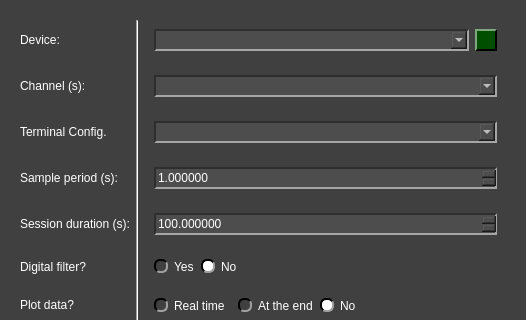
Old version of the form pydaq/uis/PyDAQ_get_data_NIDAQ_widget.ui in the repository viniciusfs14/pydaq; both pictures show x 0 to 526 and y 0 to 320 of the 526 by 527 pixel window.
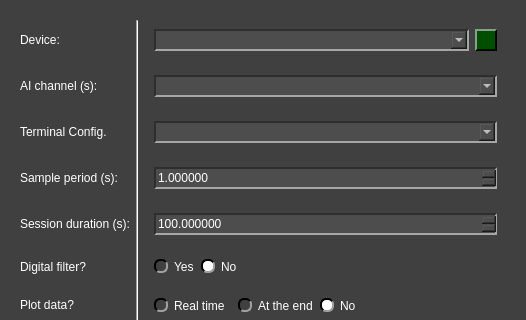
New version of the form. Icons and pictures are not drawn.

```diff
--- a/pydaq/uis/PyDAQ_get_data_NIDAQ_widget.ui
+++ b/pydaq/uis/PyDAQ_get_data_NIDAQ_widget.ui
@@ -617,7 +617,7 @@
          </size>
         </property>
         <property name="text">
-         <string>Channel (s):</string>
+         <string>AI channel (s):</string>
         </property>
        </widget>
       </item>
```
Left out of the diff: 4 changed lines with no effect on the pictures.
